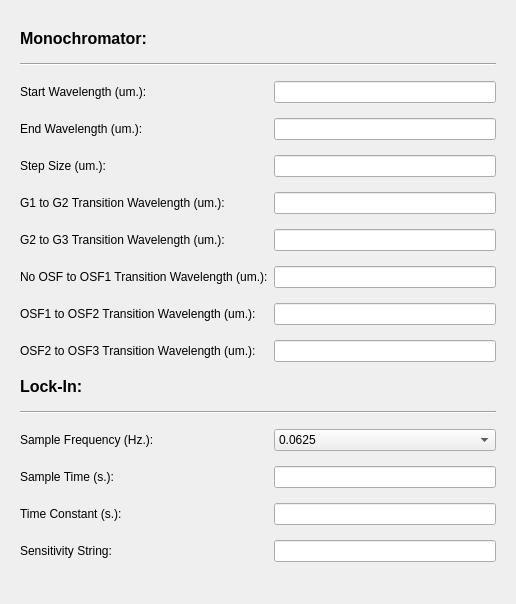
Before: the Qt Designer form SPHEREx-Calibration-Automation/pylab/pylabcal/pylabcalgui/QTDesigner/automationWindowDialog.ui in samcondon4/SPHEREx-lab-tools, drawn with Qt 5.
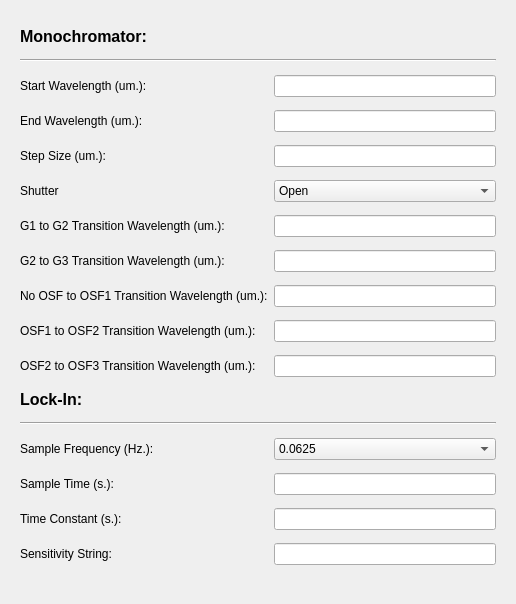
After: the same form once the commit is applied. The open tabs and pages were chosen to show the change.

What changed in the file:
```diff
--- a/SPHEREx-Calibration-Automation/pylab/pylabcal/pylabcalgui/QTDesigner/automationWindowDialog.ui
+++ b/SPHEREx-Calibration-Automation/pylab/pylabcal/pylabcalgui/QTDesigner/automationWindowDialog.ui
@@ -324,11 +324,8 @@
      </widget>
      <widget class="QWidget" name="SequenceParametersWindow">
       <layout class="QGridLayout" name="gridLayout_2">
-       <item row="15" column="1">
-        <widget class="QLineEdit" name="sequence_lockin_timeconstant_ledit"/>
-       </item>
-       <item row="5" column="0">
-        <widget class="QLabel" name="sequence_monochromator_stepsize_label">
+       <item row="8" column="0">
+        <widget class="QLabel" name="sequence_monochromator_g2g3_label">
          <property name="sizePolicy">
           <sizepolicy hsizetype="Preferred" vsizetype="Maximum">
            <horstretch>0</horstretch>
@@ -336,24 +333,20 @@
           </sizepolicy>
          </property>
          <property name="text">
-          <string>Step Size (um.): </string>
+          <string>G2 to G3 Transition Wavelength (um.):</string>
          </property>
         </widget>
        </item>
-       <item row="4" column="0">
-        <widget class="QLabel" name="sequence_monochromator_endwave_label">
-         <property name="sizePolicy">
-          <sizepolicy hsizetype="Preferred" vsizetype="Maximum">
-           <horstretch>0</horstretch>
-           <verstretch>0</verstretch>
-          </sizepolicy>
-         </property>
-         <property name="text">
-          <string>End Wavelength (um.): </string>
-         </property>
-        </widget>
+       <item row="8" column="1">
+        <widget class="QLineEdit" name="sequence_monochromator_g2g3_ledit"/>
        </item>
-       <item row="10" column="0">
+       <item row="17" column="1">
+        <widget class="QLineEdit" name="sequence_lockin_sensitivity_ledit"/>
+       </item>
+       <item row="11" column="1">
+        <widget class="QLineEdit" name="sequence_monochromator_osf2osf3_ledit"/>
+       </item>
+       <item row="11" column="0">
         <widget class="QLabel" name="sequence_monochromator_osf2osf3_label">
          <property name="sizePolicy">
           <sizepolicy hsizetype="Preferred" vsizetype="Maximum">
@@ -366,7 +359,20 @@
          </property>
         </widget>
        </item>
-       <item row="15" column="0">
+       <item row="5" column="1">
+        <widget class="QLineEdit" name="sequence_monochromator_stepsize_ledit"/>
+       </item>
+       <item row="9" column="1">
+        <widget class="QLineEdit" name="sequence_monochromator_noosfosf1_ledit"/>
+       </item>
+       <item row="17" column="0">
+        <widget class="QLabel" name="sequence_lockin_sensitivity_label">
+         <property name="text">
+          <string>Sensitivity String:</string>
+         </property>
+        </widget>
+       </item>
+       <item row="16" column="0">
         <widget class="QLabel" name="sequence_lockin_timeconstant_label">
          <property name="text">
           <string>Time Constant (s.):</string>
@@ -380,149 +386,19 @@
          </property>
         </widget>
        </item>
-       <item row="10" column="1">
-        <widget class="QLineEdit" name="sequence_monochromator_osf2osf3_ledit"/>
-       </item>
-       <item row="7" column="1">
-        <widget class="QLineEdit" name="sequence_monochromator_g2g3_ledit"/>
-       </item>
-       <item row="16" column="0">
-        <widget class="QLabel" name="sequence_lockin_sensitivity_label">
-         <property name="text">
-          <string>Sensitivity String:</string>
-         </property>
-        </widget>
-       </item>
-       <item row="3" column="0">
-        <widget class="QLabel" name="sequence_monochromator_startwave_label">
-         <property name="sizePolicy">
-          <sizepolicy hsizetype="Preferred" vsizetype="Maximum">
-           <horstretch>0</horstretch>
-           <verstretch>0</verstretch>
-          </sizepolicy>
-         </property>
-         <property name="text">
-          <string>Start Wavelength (um.):</string>
-         </property>
-        </widget>
-       </item>
-       <item row="8" column="0">
-        <widget class="QLabel" name="sequence_monochromator_noosfosf1_label">
-         <property name="sizePolicy">
-          <sizepolicy hsizetype="Preferred" vsizetype="Maximum">
-           <horstretch>0</horstretch>
-           <verstretch>0</verstretch>
-          </sizepolicy>
-         </property>
-         <property name="text">
-          <string>No OSF to OSF1 Transition Wavelength (um.):</string>
-         </property>
-        </widget>
-       </item>
-       <item row="8" column="1">
-        <widget class="QLineEdit" name="sequence_monochromator_noosfosf1_ledit"/>
-       </item>
        <item row="4" column="1">
         <widget class="QLineEdit" name="sequence_monochromator_endwave_ledit"/>
        </item>
-       <item row="7" column="0">
-        <widget class="QLabel" name="sequence_monochromator_g2g3_label">
-         <property name="sizePolicy">
-          <sizepolicy hsizetype="Preferred" vsizetype="Maximum">
-           <horstretch>0</horstretch>
-           <verstretch>0</verstretch>
-          </sizepolicy>
-         </property>
-         <property name="text">
-          <string>G2 to G3 Transition Wavelength (um.):</string>
-         </property>
-        </widget>
-       </item>
-       <item row="14" column="1">
-        <widget class="QLineEdit" name="sequence_lockin_sampletime_ledit"/>
-       </item>
-       <item row="12" column="0" colspan="2">
-        <widget class="Line" name="line_2">
-         <property name="orientation">
-          <enum>Qt::Horizontal</enum>
-         </property>
-        </widget>
-       </item>
-       <item row="6" column="0">
-        <widget class="QLabel" name="sequence_monochromator_g1g2_label">
-         <property name="sizePolicy">
-          <sizepolicy hsizetype="Preferred" vsizetype="Maximum">
-           <horstretch>0</horstretch>
-           <verstretch>0</verstretch>
-          </sizepolicy>
-         </property>
-         <property name="text">
-          <string>G1 to G2 Transition Wavelength (um.):</string>
-         </property>
-        </widget>
-       </item>
-       <item row="14" column="0">
+       <item row="15" column="0">
         <widget class="QLabel" name="sequence_lockin_sampletime_label">
          <property name="text">
           <string>Sample Time (s.):</string>
          </property>
         </widget>
        </item>
-       <item row="6" column="1">
-        <widget class="QLineEdit" name="sequence_monochromator_g1g2_ledit"/>
-       </item>
-       <item row="3" column="1">
-        <widget class="QLineEdit" name="sequence_monochromator_startwave_ledit"/>
-       </item>
-       <item row="9" column="0">
-        <widget class="QLabel" name="sequence_monochromator_osf1osf2_label">
-         <property name="sizePolicy">
-          <sizepolicy hsizetype="Preferred" vsizetype="Maximum">
-           <horstretch>0</horstretch>
-           <verstretch>0</verstretch>
-          </sizepolicy>
-         </property>
-         <property name="text">
-          <string>OSF1 to OSF2 Transition Wavelength (um.):</string>
-         </property>
-        </widget>
-       </item>
-       <item row="11" column="0">
-        <widget class="QLabel" name="sequence_lockin_label">
-         <property name="sizePolicy">
-          <sizepolicy hsizetype="Preferred" vsizetype="Maximum">
-           <horstretch>0</horstretch>
-           <verstretch>0</verstretch>
-          </sizepolicy>
-         </property>
-         <property name="font">
-          <font>
-           <pointsize>12</pointsize>
-           <weight>75</weight>
-           <bold>true</bold>
-          </font>
-         </property>
-         <property name="text">
-          <string>Lock-In:</string>
-         </property>
-        </widget>
-       </item>
-       <item row="9" column="1">
+       <item row="10" column="1">
         <widget class="QLineEdit" name="sequence_monochromator_osf1osf2_ledit"/>
        </item>
-       <item row="16" column="1">
-        <widget class="QLineEdit" name="sequence_lockin_sensitivity_ledit"/>
-       </item>
-       <item row="13" column="0">
-        <widget class="QLabel" name="sequence_lockin_samplefreq_label">
-         <property name="text">
-          <string>Sample Frequency (Hz.):</string>
-         </property>
-        </widget>
-       </item>
-       <item row="5" column="1">
-        <widget class="QLineEdit" name="sequence_monochromator_stepsize_ledit"/>
-       </item>
        <item row="0" column="0">
         <widget class="QLabel" name="sequence_monochromator_label">
          <property name="sizePolicy">
@@ -543,7 +419,69 @@
          </property>
         </widget>
        </item>
-       <item row="13" column="1">
+       <item row="9" column="0">
+        <widget class="QLabel" name="sequence_monochromator_noosfosf1_label">
+         <property name="sizePolicy">
+          <sizepolicy hsizetype="Preferred" vsizetype="Maximum">
+           <horstretch>0</horstretch>
+           <verstretch>0</verstretch>
+          </sizepolicy>
+         </property>
+         <property name="text">
+          <string>No OSF to OSF1 Transition Wavelength (um.):</string>
+         </property>
+        </widget>
+       </item>
+       <item row="3" column="0">
+        <widget class="QLabel" name="sequence_monochromator_startwave_label">
+         <property name="sizePolicy">
+          <sizepolicy hsizetype="Preferred" vsizetype="Maximum">
+           <horstretch>0</horstretch>
+           <verstretch>0</verstretch>
+          </sizepolicy>
+         </property>
+         <property name="text">
+          <string>Start Wavelength (um.):</string>
+         </property>
+        </widget>
+       </item>
+       <item row="3" column="1">
+        <widget class="QLineEdit" name="sequence_monochromator_startwave_ledit"/>
+       </item>
+       <item row="7" column="1">
+        <widget class="QLineEdit" name="sequence_monochromator_g1g2_ledit"/>
+       </item>
+       <item row="13" column="0" colspan="2">
+        <widget class="Line" name="line_2">
+         <property name="orientation">
+          <enum>Qt::Horizontal</enum>
+         </property>
+        </widget>
+       </item>
+       <item row="14" column="0">
+        <widget class="QLabel" name="sequence_lockin_samplefreq_label">
+         <property name="text">
+          <string>Sample Frequency (Hz.):</string>
+         </property>
+        </widget>
+       </item>
+       <item row="15" column="1">
+        <widget class="QLineEdit" name="sequence_lockin_sampletime_ledit"/>
+       </item>
+       <item row="5" column="0">
+        <widget class="QLabel" name="sequence_monochromator_stepsize_label">
+         <property name="sizePolicy">
+          <sizepolicy hsizetype="Preferred" vsizetype="Maximum">
+           <horstretch>0</horstretch>
+           <verstretch>0</verstretch>
+          </sizepolicy>
+         </property>
+         <property name="text">
+          <string>Step Size (um.): </string>
+         </property>
+        </widget>
+       </item>
+       <item row="14" column="1">
         <widget class="QComboBox" name="sequence_lockin_samplerate_combobox">
          <property name="currentText">
           <string>0.0625</string>
@@ -620,6 +558,89 @@
          </item>
         </widget>
        </item>
+       <item row="7" column="0">
+        <widget class="QLabel" name="sequence_monochromator_g1g2_label">
+         <property name="sizePolicy">
+          <sizepolicy hsizetype="Preferred" vsizetype="Maximum">
+           <horstretch>0</horstretch>
+           <verstretch>0</verstretch>
+          </sizepolicy>
+         </property>
+         <property name="text">
+          <string>G1 to G2 Transition Wavelength (um.):</string>
+         </property>
+        </widget>
+       </item>
+       <item row="16" column="1">
+        <widget class="QLineEdit" name="sequence_lockin_timeconstant_ledit"/>
+       </item>
+       <item row="4" column="0">
+        <widget class="QLabel" name="sequence_monochromator_endwave_label">
+         <property name="sizePolicy">
+          <sizepolicy hsizetype="Preferred" vsizetype="Maximum">
+           <horstretch>0</horstretch>
+           <verstretch>0</verstretch>
+          </sizepolicy>
+         </property>
+         <property name="text">
+          <string>End Wavelength (um.): </string>
+         </property>
+        </widget>
+       </item>
+       <item row="10" column="0">
+        <widget class="QLabel" name="sequence_monochromator_osf1osf2_label">
+         <property name="sizePolicy">
+          <sizepolicy hsizetype="Preferred" vsizetype="Maximum">
+           <horstretch>0</horstretch>
+           <verstretch>0</verstretch>
+          </sizepolicy>
+         </property>
+         <property name="text">
+          <string>OSF1 to OSF2 Transition Wavelength (um.):</string>
+         </property>
+        </widget>
+       </item>
+       <item row="12" column="0">
+        <widget class="QLabel" name="sequence_lockin_label">
+         <property name="sizePolicy">
+          <sizepolicy hsizetype="Preferred" vsizetype="Maximum">
+           <horstretch>0</horstretch>
+           <verstretch>0</verstretch>
+          </sizepolicy>
+         </property>
+         <property name="font">
+          <font>
+           <pointsize>12</pointsize>
+           <weight>75</weight>
+           <bold>true</bold>
+          </font>
+         </property>
+         <property name="text">
+          <string>Lock-In:</string>
+         </property>
+        </widget>
+       </item>
+       <item row="6" column="1">
+        <widget class="QComboBox" name="sequence_monochromator_shutter_combobox">
+         <item>
+          <property name="text">
+           <string>Open</string>
+          </property>
+         </item>
+         <item>
+          <property name="text">
+           <string>Closed</string>
+          </property>
+         </item>
+        </widget>
+       </item>
+       <item row="6" column="0">
+        <widget class="QLabel" name="sequence_monochromator_shutter_label">
+         <property name="text">
+          <string>Shutter</string>
+         </property>
+        </widget>
+       </item>
       </layout>
      </widget>
     </widget>
```
